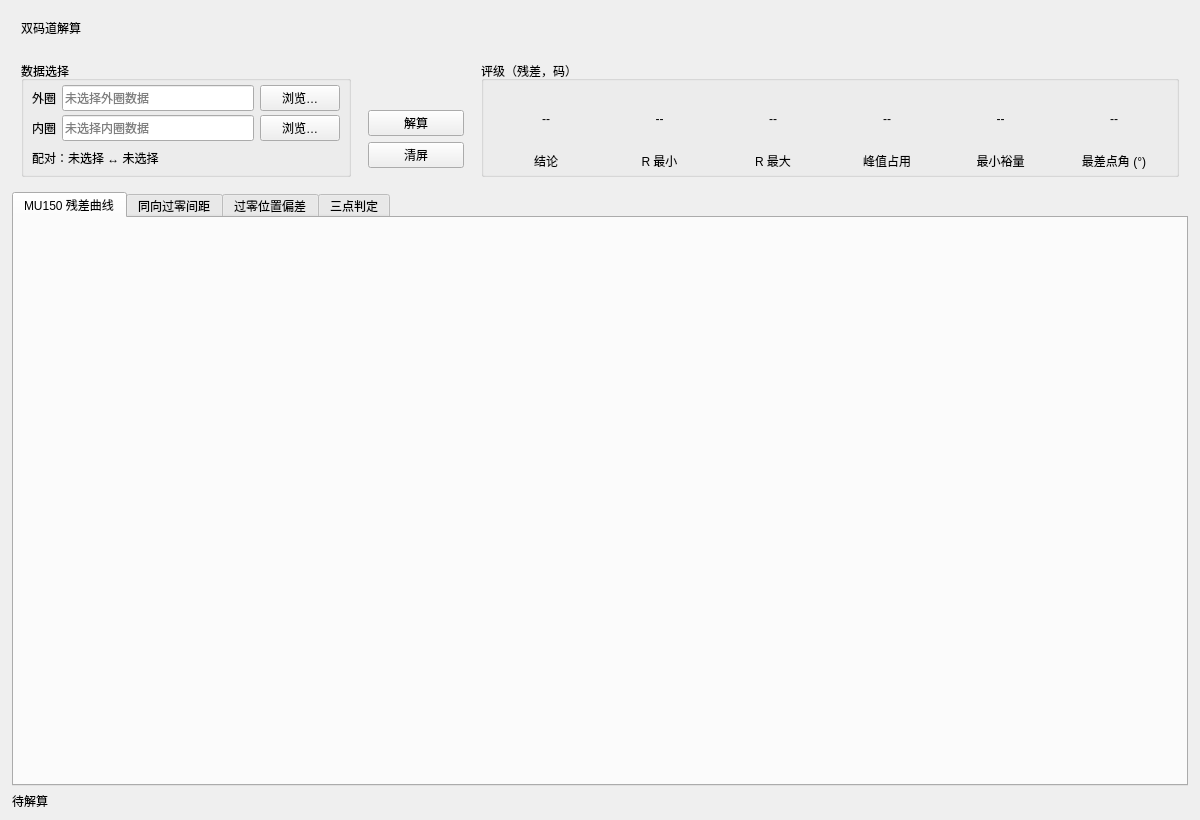
First picture: the form in src/ui/dual_track_panel.ui, repository IceSugarZxy/MARS-pro, before the edit.
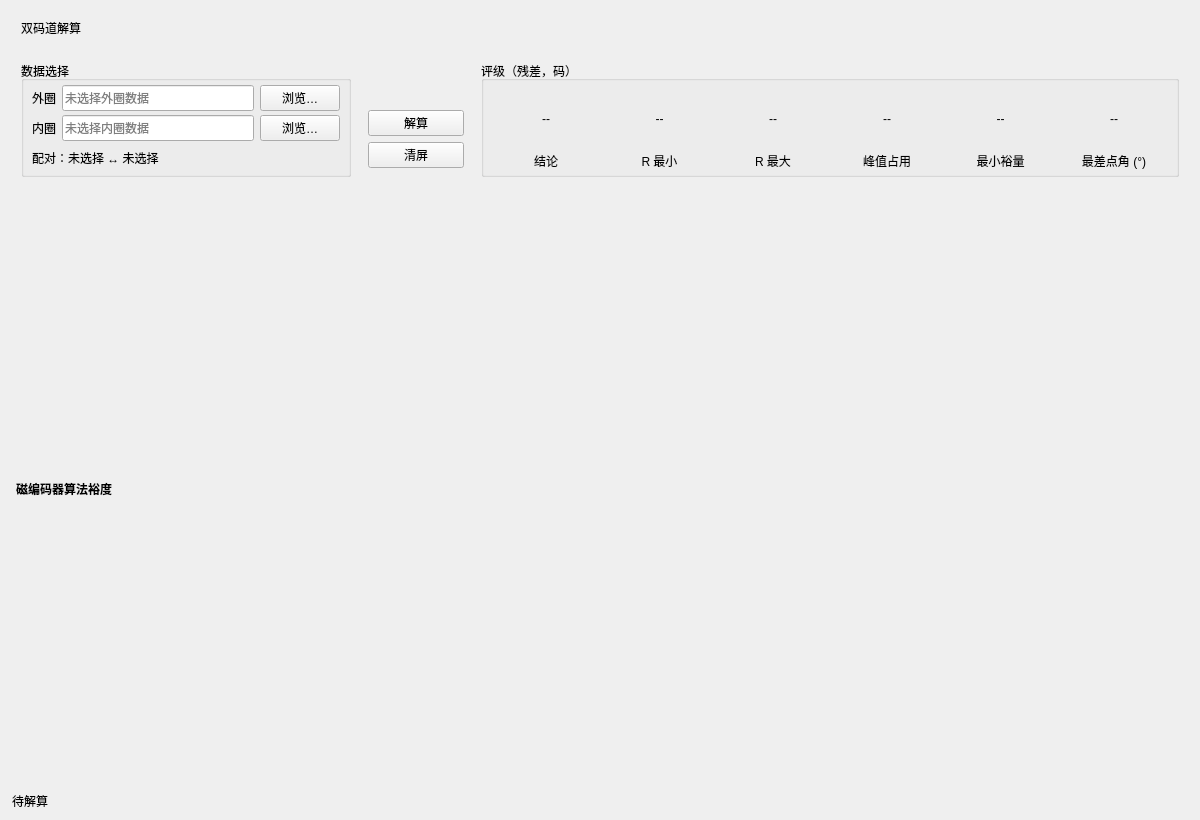
Second picture: the form after the edit.

Commit message: refactor: 双码道解算只保留一张「磁编码器算法裕度」图

The edit to the form file:
```diff
--- a/src/ui/dual_track_panel.ui
+++ b/src/ui/dual_track_panel.ui
@@ -455,77 +455,13 @@
     </widget>
    </item>
    <item>
-    <widget class="QTabWidget" name="tabs">
+    <widget class="QWidget" name="plot_container" native="true">
      <property name="sizePolicy">
       <sizepolicy hsizetype="Expanding" vsizetype="Expanding">
        <horstretch>0</horstretch>
        <verstretch>1</verstretch>
       </sizepolicy>
      </property>
-     <property name="currentIndex">
-      <number>0</number>
-     </property>
-     <widget class="QWidget" name="plot_tab">
-      <attribute name="title">
-       <string>MU150 残差曲线</string>
-      </attribute>
-      <layout class="QGridLayout" name="plot_grid">
-       <property name="leftMargin">
-        <number>4</number>
-       </property>
-       <property name="topMargin">
-        <number>4</number>
-       </property>
-       <property name="rightMargin">
-        <number>4</number>
-       </property>
-       <property name="bottomMargin">
-        <number>4</number>
-       </property>
-      </layout>
-     </widget>
-     <widget class="QWidget" name="interval_tab">
-      <attribute name="title">
-       <string>同向过零间距</string>
-      </attribute>
-      <layout class="QGridLayout" name="interval_grid">
-       <property name="leftMargin">
-        <number>4</number>
-       </property>
-       <property name="topMargin">
-        <number>4</number>
-       </property>
-       <property name="rightMargin">
-        <number>4</number>
-       </property>
-       <property name="bottomMargin">
-        <number>4</number>
-       </property>
-      </layout>
-     </widget>
-     <widget class="QWidget" name="position_tab">
-      <attribute name="title">
-       <string>过零位置偏差</string>
-      </attribute>
-      <layout class="QGridLayout" name="position_grid">
-       <property name="leftMargin">
-        <number>4</number>
-       </property>
-       <property name="topMargin">
-        <number>4</number>
-       </property>
-       <property name="rightMargin">
-        <number>4</number>
-       </property>
-       <property name="bottomMargin">
-        <number>4</number>
-       </property>
-      </layout>
-     </widget>
-     <widget class="QWidget" name="judge_tab">
-      <attribute name="title">
-       <string>三点判定</string>
-      </attribute>
       <layout class="QGridLayout" name="judge_grid">
        <property name="leftMargin">
         <number>4</number>
@@ -539,8 +475,20 @@
        <property name="bottomMargin">
         <number>4</number>
        </property>
-      </layout>
-     </widget>
+      <item row="0" column="0">
+       <widget class="QLabel" name="judge_title_label">
+        <property name="font">
+         <font>
+          <weight>75</weight>
+          <bold>true</bold>
+         </font>
+        </property>
+        <property name="text">
+         <string>磁编码器算法裕度</string>
+        </property>
+       </widget>
+      </item>
+     </layout>
     </widget>
    </item>
    <item>
```
Lines whose indentation alone changed are shown as unchanged. The commit also changes 3 other files.
